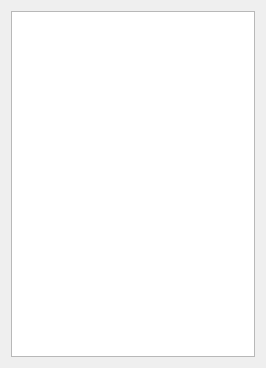
Qt form src/plugins/TabManager/tabmanagerwidget.ui (QupZilla/qupzilla) before a commit.
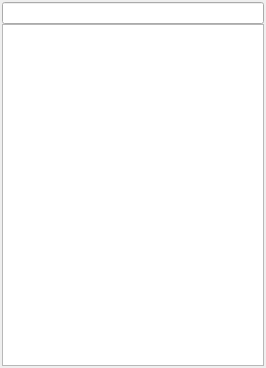
The same form after that commit. Custom widgets are drawn as their Qt base class.

Commit message:
TabManager: Add quick filter/switch support. - Also key navigation support was added.
- Closes #2063

```diff
--- a/src/plugins/TabManager/tabmanagerwidget.ui
+++ b/src/plugins/TabManager/tabmanagerwidget.ui
@@ -14,6 +14,24 @@
    <string>Tab Manager</string>
   </property>
   <layout class="QVBoxLayout" name="verticalLayout">
+   <property name="spacing">
+    <number>0</number>
+   </property>
+   <property name="leftMargin">
+    <number>2</number>
+   </property>
+   <property name="topMargin">
+    <number>2</number>
+   </property>
+   <property name="rightMargin">
+    <number>2</number>
+   </property>
+   <property name="bottomMargin">
+    <number>2</number>
+   </property>
+   <item>
+    <widget class="LineEdit" name="filterBar"/>
+   </item>
    <item>
     <widget class="QTreeWidget" name="treeWidget">
      <attribute name="headerVisible">
@@ -28,6 +46,13 @@
    </item>
   </layout>
  </widget>
+ <customwidgets>
+  <customwidget>
+   <class>LineEdit</class>
+   <extends>QLineEdit</extends>
+   <header>lineedit.h</header>
+  </customwidget>
+ </customwidgets>
  <tabstops>
   <tabstop>treeWidget</tabstop>
  </tabstops>
```
The commit also changes 6 other files.
